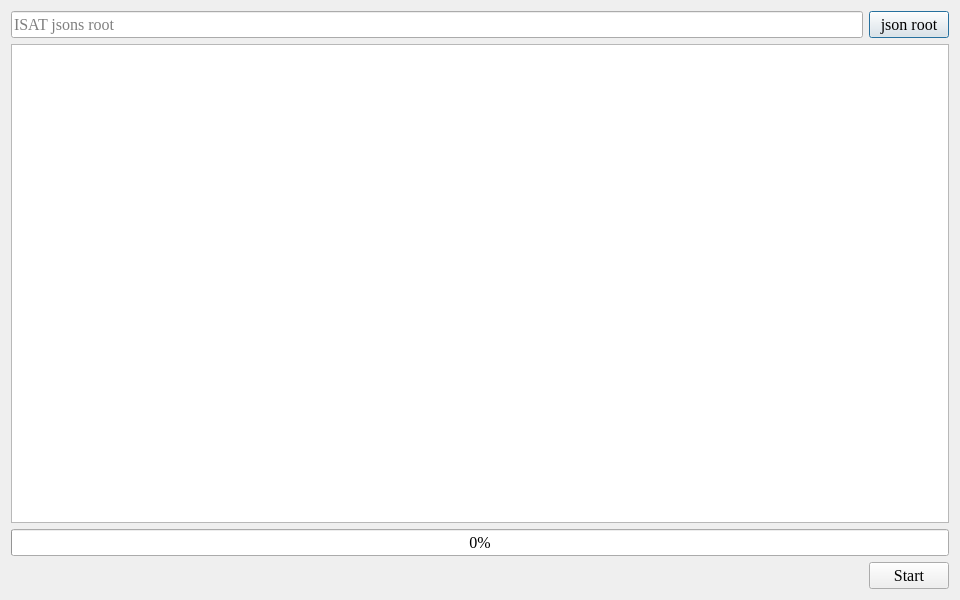
Above: ISAT/ui/annos_validator.ui from yatengLG/ISAT_with_segment_anything before the change. Below: the same form after it.
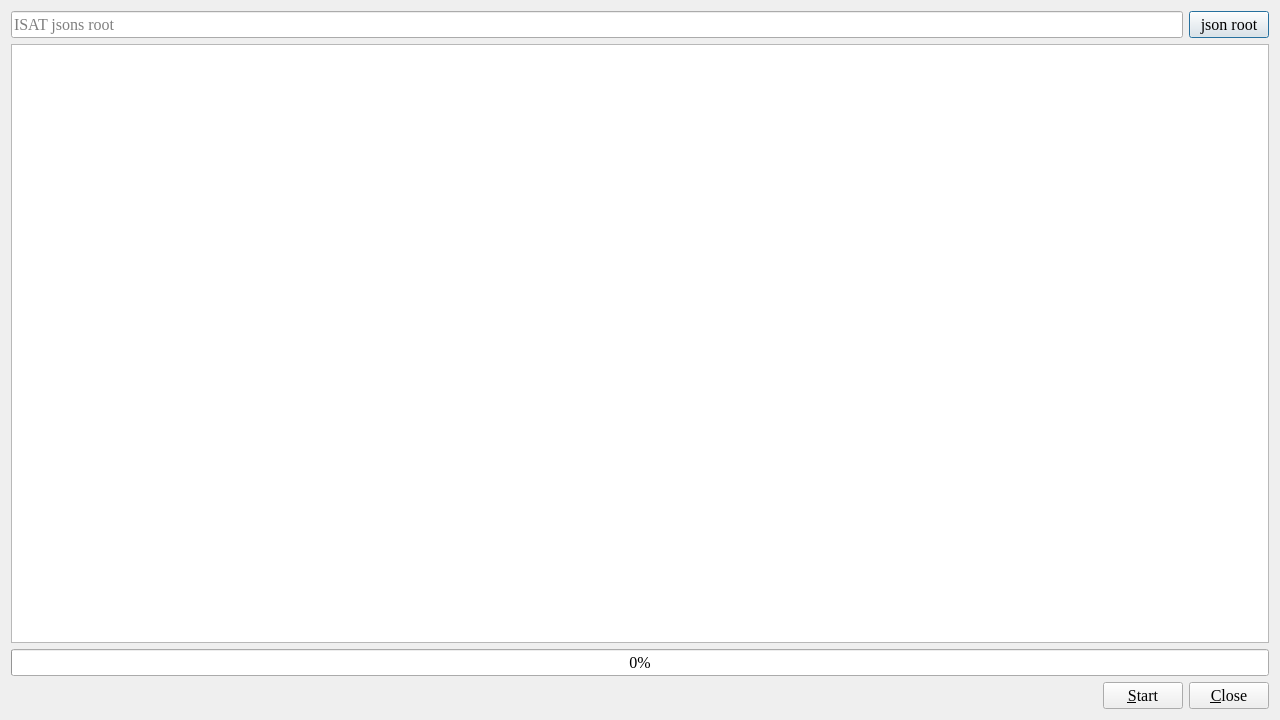
That is the form after the change.

Diff of the .ui file:
```diff
--- a/ISAT/ui/annos_validator.ui
+++ b/ISAT/ui/annos_validator.ui
@@ -6,8 +6,8 @@
    <rect>
     <x>0</x>
     <y>0</y>
-    <width>960</width>
-    <height>600</height>
+    <width>1280</width>
+    <height>720</height>
    </rect>
   </property>
   <property name="font">
@@ -96,7 +96,14 @@
       <item>
        <widget class="QPushButton" name="pushButton_start">
         <property name="text">
-         <string>Start</string>
+         <string>&amp;Start</string>
+        </property>
+       </widget>
+      </item>
+      <item>
+       <widget class="QPushButton" name="pushButton_close">
+        <property name="text">
+         <string>&amp;Close</string>
         </property>
        </widget>
       </item>
```
